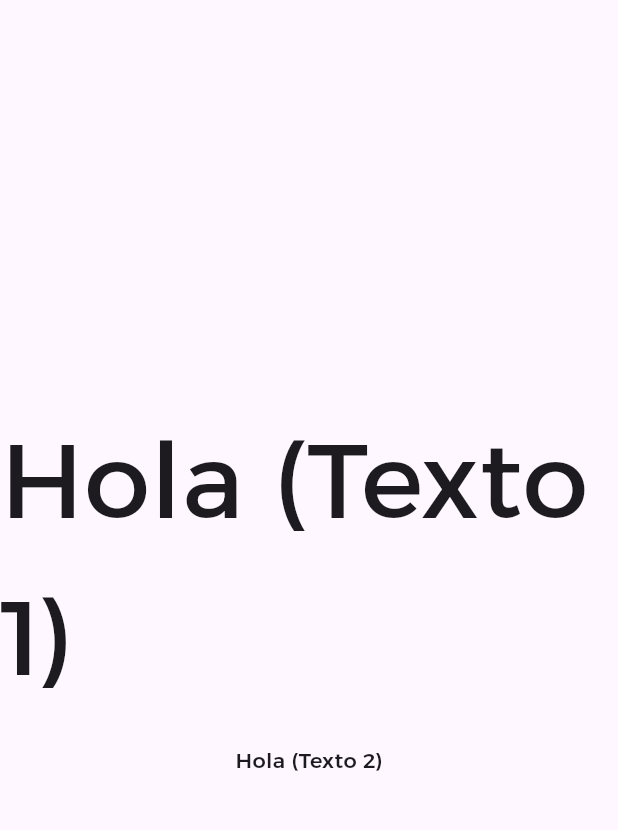
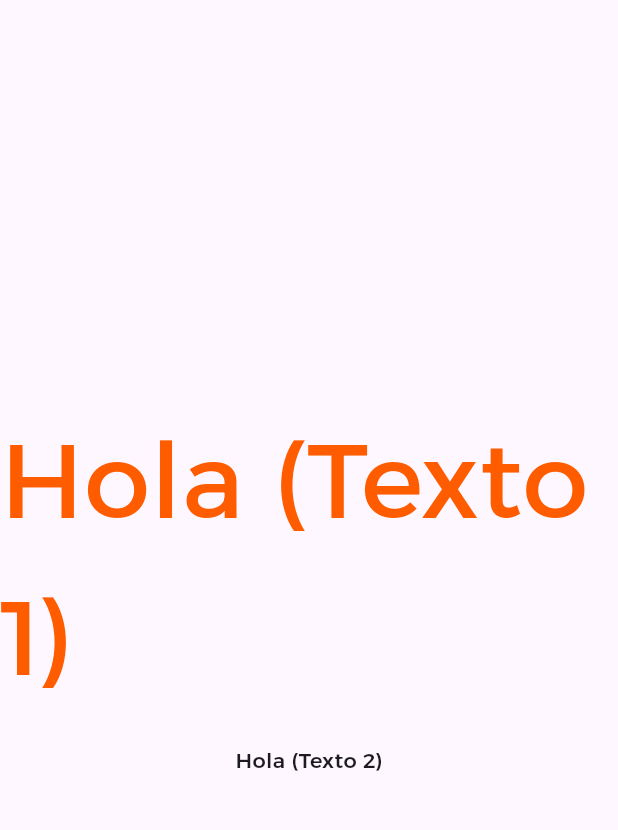
Before and after one commit to LivriaOrg/Livria-User, a Flutter app: the screen it shows after launch, on a phone screen of 412 x 824 dp, the part 72-902 px from its top. Run offline on Flutter 3.47's test engine with Material 3 defaults, Android fonts, the phone set to English and light mode, and no system bars.

Commit message:
Add Livria Colors

```diff
--- /dev/null
+++ b/lib/common/theme/app_colors.dart
@@ -0,0 +1,17 @@
+// lib/common/theme/app_colors.dart
+import 'package:flutter/material.dart';
+
+class AppColors {
+  static const Color primaryOrange = Color(0xFFff5c00);
+  static const Color secondaryYellow = Color(0xFFfeb913);
+  static const Color accentGold = Color(0xFFffd150);
+
+  static const Color darkBlue = Color(0xFF063a5d);
+  static const Color lightGrey = Color(0xFFf4f5f7);
+  static const Color softTeal = Color(0xFFa8dbde);
+  static const Color vibrantBlue = Color(0xFF2364a0);
+
+  static const Color white = Colors.white;
+  static const Color black = Colors.black;
+  static const Color errorRed = Colors.red;
+}
--- a/lib/common/theme/app_theme.dart
+++ b/lib/common/theme/app_theme.dart
@@ -1,3 +1,5 @@
+// lib/common/theme/app_theme.dart
+
 import 'package:flutter/material.dart';
 
 
--- a/lib/main.dart
+++ b/lib/main.dart
@@ -1,5 +1,6 @@
 import 'package:flutter/material.dart';
 import 'package:livria_user/common/theme/app_theme.dart';
+import 'package:livria_user/common/theme/app_colors.dart';
 
 void main() => runApp(const MyApp());
 
@@ -35,7 +36,8 @@
             Text(
               'Hola (Texto 1)',
               style: Theme.of(context).textTheme.bodyLarge!.copyWith(
-                fontSize: 70
+                fontSize: 70,
+                color: AppColors.primaryOrange
               ),
             ),
 
```
